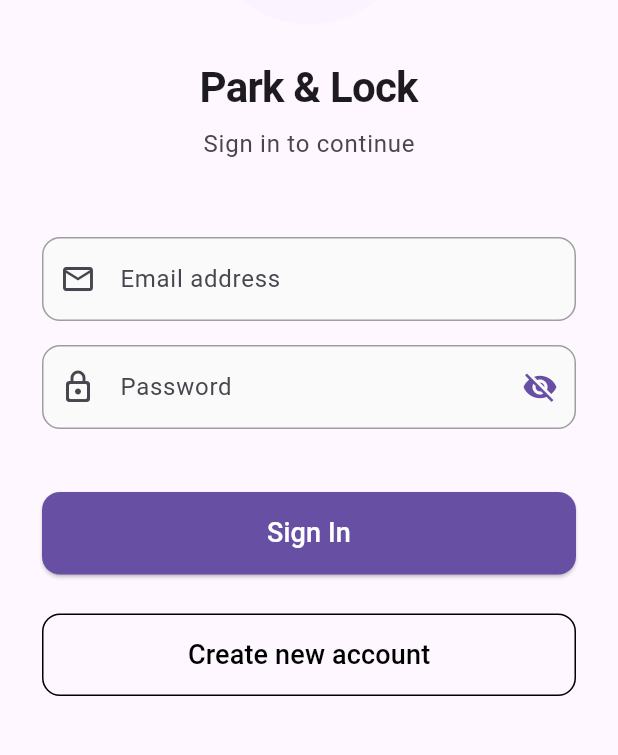
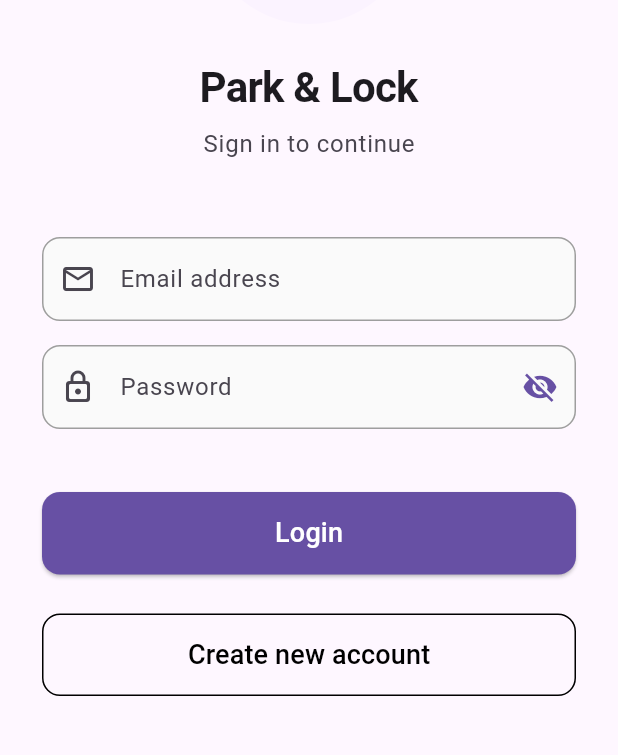
Before and after one commit to edxiee/Park-and-Lock, a Flutter app: the screen it shows after launch, on a phone screen of 412 x 824 dp, the part 309-1064 px from its top. Run offline on Flutter 3.47's test engine with Material 3 defaults, Android fonts, the phone set to English and light mode, and no system bars; our stand-ins replace cloud_firestore, firebase_auth, firebase_core, firebase_database; missing offline and left inert: mobile_scanner; accounts and stored records are empty.

Commit message:
changed signup to login

```diff
--- a/lib/pages/login_page.dart
+++ b/lib/pages/login_page.dart
@@ -202,7 +202,7 @@ class _LoginPageState extends State<LoginPage> {
                   _isLoading
                       ? const CircularProgressIndicator()
                       : CustomActionButton(
-                    label: 'Sign In',
+                    label: 'Login',
                     bgColor: theme.colorScheme.primary,
                     textColor: theme.colorScheme.onPrimary,
                     onPressed: _login,
```
